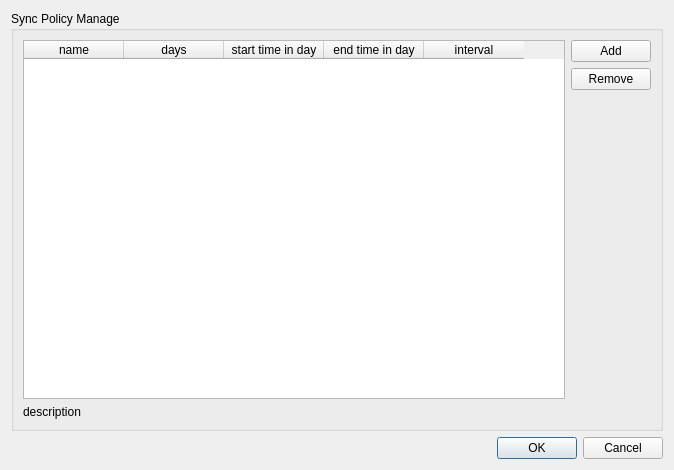
qlnextcloud/desktop, file src/gui/policyruleseditor.ui: the form before one commit.
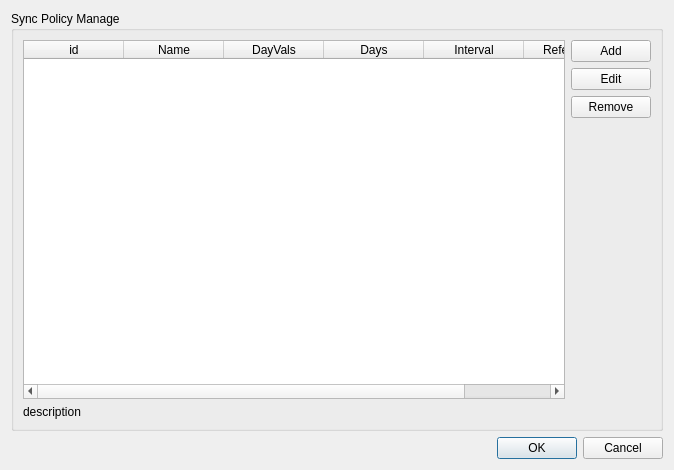
The form after the commit.

```diff
--- a/src/gui/policyruleseditor.ui
+++ b/src/gui/policyruleseditor.ui
@@ -20,21 +20,14 @@
       <string>Sync Policy Manage</string>
      </property>
      <layout class="QGridLayout" name="gridLayout_2">
-      <item row="0" column="1">
-       <widget class="QPushButton" name="addPolicyRulePushButton">
+      <item row="4" column="0">
+       <widget class="QLabel" name="descPolicyRulesLabel">
         <property name="text">
-         <string>Add</string>
+         <string>description</string>
         </property>
        </widget>
       </item>
-      <item row="1" column="1">
-       <widget class="QPushButton" name="rmPolicyRulePushButton">
-        <property name="text">
-         <string>Remove</string>
-        </property>
-       </widget>
-      </item>
-      <item row="2" column="1">
+      <item row="3" column="1">
        <spacer name="verticalSpacer">
         <property name="orientation">
          <enum>Qt::Vertical</enum>
@@ -47,40 +40,59 @@
         </property>
        </spacer>
       </item>
-      <item row="3" column="0">
-       <widget class="QLabel" name="descPolicyRulesLabel">
+      <item row="2" column="1">
+       <widget class="QPushButton" name="rmPolicyRulePushButton">
         <property name="text">
-         <string>description</string>
+         <string>Remove</string>
         </property>
        </widget>
       </item>
-      <item row="0" column="0" rowspan="3">
+      <item row="0" column="1">
+       <widget class="QPushButton" name="addPolicyRulePushButton">
+        <property name="text">
+         <string>Add</string>
+        </property>
+       </widget>
+      </item>
+      <item row="0" column="0" rowspan="4">
        <widget class="QTableWidget" name="policyRulesTableWidget">
         <column>
          <property name="text">
-          <string>name</string>
+          <string>id</string>
          </property>
         </column>
         <column>
          <property name="text">
-          <string>days</string>
+          <string>Name</string>
          </property>
         </column>
         <column>
          <property name="text">
-          <string>start time in day</string>
+          <string>DayVals</string>
          </property>
         </column>
         <column>
          <property name="text">
-          <string>end time in day</string>
+          <string>Days</string>
          </property>
         </column>
         <column>
          <property name="text">
-          <string>interval</string>
+          <string>Interval</string>
          </property>
         </column>
+        <column>
+         <property name="text">
+          <string>Referenced</string>
+         </property>
+        </column>
+       </widget>
+      </item>
+      <item row="1" column="1">
+       <widget class="QPushButton" name="editPolicyRulesPushButton">
+        <property name="text">
+         <string>Edit</string>
+        </property>
        </widget>
       </item>
      </layout>
```
